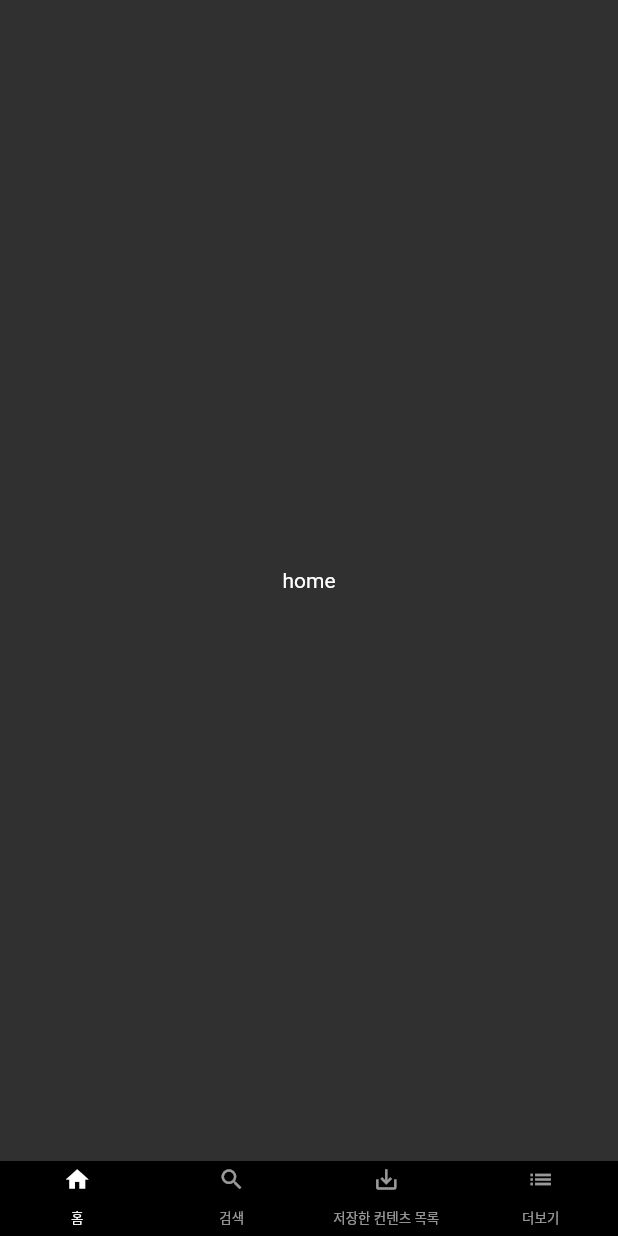
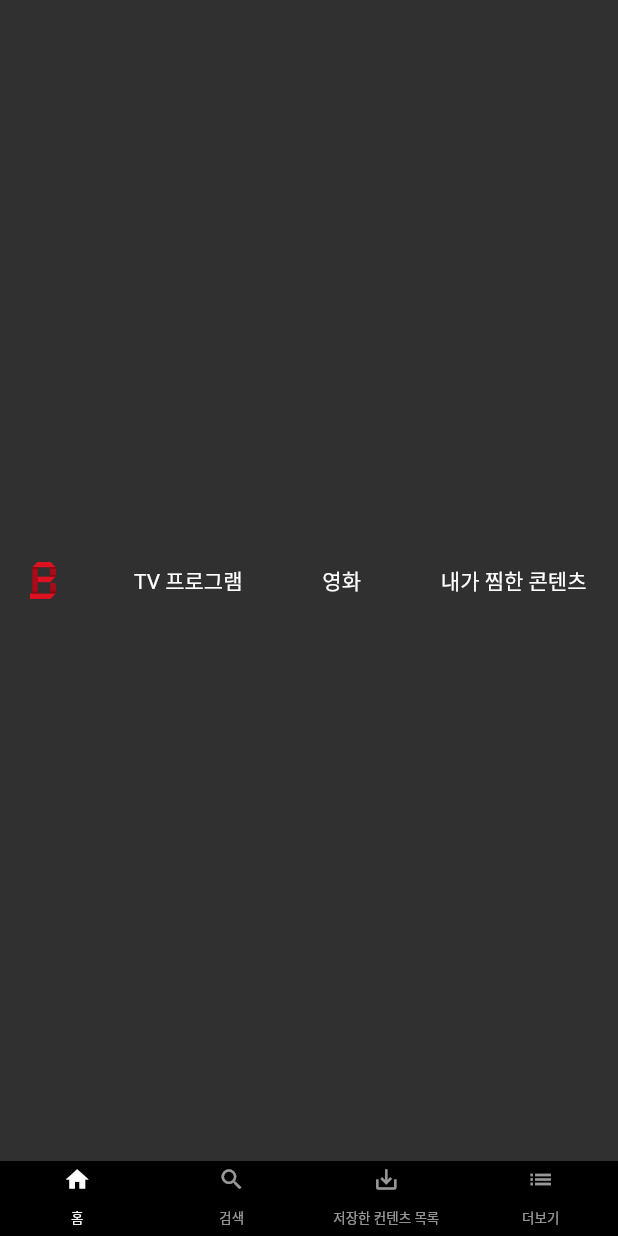
Before and after one commit to fada2020/flutter-app, a Flutter app: the screen it shows after launch, on a phone screen of 412 x 824 dp. Run offline on Flutter 3.47's test engine with Material 2 defaults, Android fonts, the phone set to English and light mode, and no system bars.

Commit message:
topbar 생성

```diff
--- a/lib/screen/home_screen.dart
+++ b/lib/screen/home_screen.dart
@@ -12,9 +12,51 @@
 
   @override
   Widget build(BuildContext context) {
+    return TopBar();
+  }
+}
+
+class TopBar extends StatelessWidget {
+  @override
+  Widget build(BuildContext context) {
     return Container(
-      child: Center(
-        child: Text('home'),
+      padding: EdgeInsets.fromLTRB(20, 7, 20, 7),
+      child: Row(
+        mainAxisAlignment: MainAxisAlignment.spaceBetween,
+        children: <Widget>[
+          Image.asset(
+            'images/bbongflix_logo.png',
+            fit: BoxFit.contain,
+            height: 25,
+          ),
+          Container(
+            padding: EdgeInsets.only(right: 1),
+            child: Text(
+              'TV 프로그램',
+              style: TextStyle(
+                fontSize: 14,
+              ),
+            ),
+          ),
+          Container(
+            padding: EdgeInsets.only(right: 1),
+            child: Text(
+              '영화',
+              style: TextStyle(
+                fontSize: 14,
+              ),
+            ),
+          ),
+          Container(
+            padding: EdgeInsets.only(right: 1),
+            child: Text(
+              '내가 찜한 콘텐츠',
+              style: TextStyle(
+                fontSize: 14,
+              ),
+            ),
+          ),
+        ],
       ),
     );
   }
```
Also changed, not shown: pubspec.yaml (+3 -5 lines), images/bbongflix_logo.png (added).
